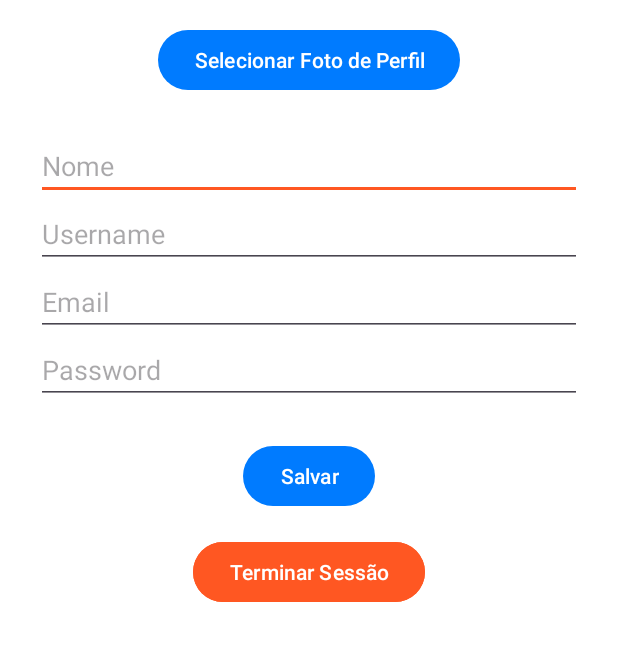
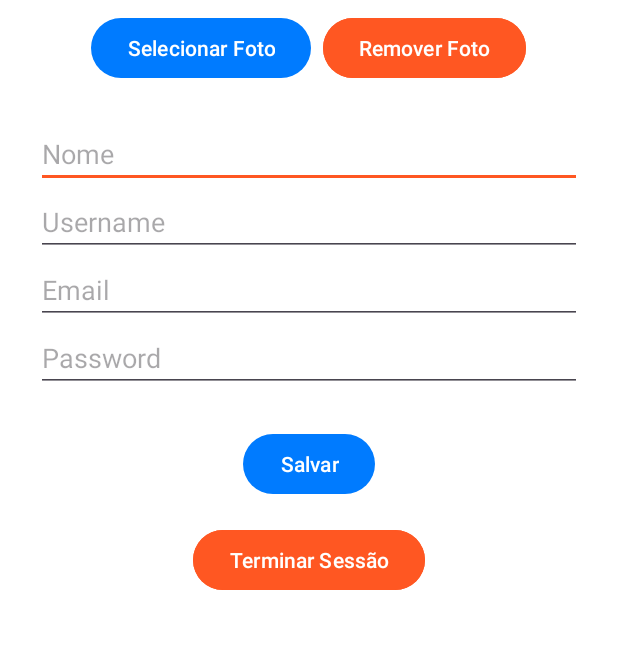
Before and after one commit to t2ne/tripsync, an Android app: the EditarPerfilActivity screen opened directly, with no data from a screen before it, on a phone screen of 412 x 824 dp, the part 337-998 px from its top. Run offline under Robolectric (Android 15) with nearby library versions, the phone set to English and light mode, and no system bars; our stand-ins replace Firebase (no records; nobody signed in at launch, a user with empty details on screens opened directly).

Commit message:
add rm -pfp

```diff
--- a/app/src/main/res/layout/activity_editar_perfil.xml
+++ b/app/src/main/res/layout/activity_editar_perfil.xml
@@ -39,14 +39,27 @@
             android:scaleType="centerCrop"
             android:layout_gravity="center"/>
 
-        <!-- Botão para selecionar a foto -->
-        <Button
-            android:id="@+id/btnSelecionarFotoPerfil"
-            android:layout_width="wrap_content"
+        <LinearLayout
+            android:layout_width="match_parent"
             android:layout_height="wrap_content"
-            android:text="Selecionar Foto de Perfil"
-            android:layout_gravity="center"
-            android:layout_marginTop="16dp" />
+            android:orientation="horizontal"
+            android:gravity="center_horizontal"
+            android:layout_marginTop="8dp">
+
+            <Button
+                android:id="@+id/btnSelecionarFotoPerfil"
+                android:layout_width="wrap_content"
+                android:layout_height="wrap_content"
+                android:text="Selecionar Foto"
+                android:layout_marginEnd="8dp" />
+
+            <Button
+                android:id="@+id/btnRemoverFotoPerfil"
+                android:layout_width="wrap_content"
+                android:layout_height="wrap_content"
+                android:text="Remover Foto"
+                android:backgroundTint="@color/colorAccent" />
+        </LinearLayout>
 
         <!-- Campos de exemplo -->
         <EditText
```
Also changed, not shown: app/src/main/java/com/example/tripsync/EditarPerfilActivity.kt (+119 -18 lines).
